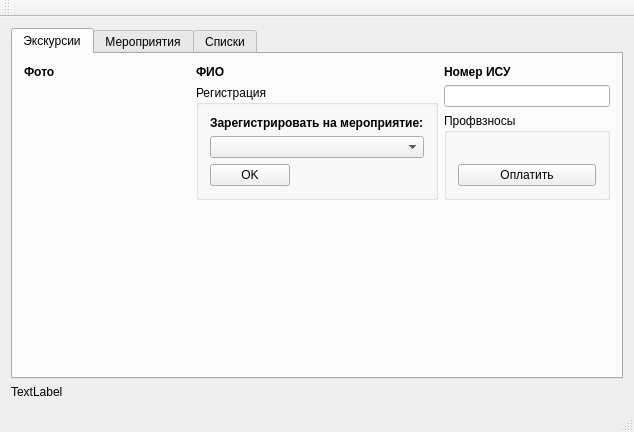
Before: the Qt Designer form profcom_cards/profkom.ui in egornevezhin/profcom_cards, drawn with Qt 5.
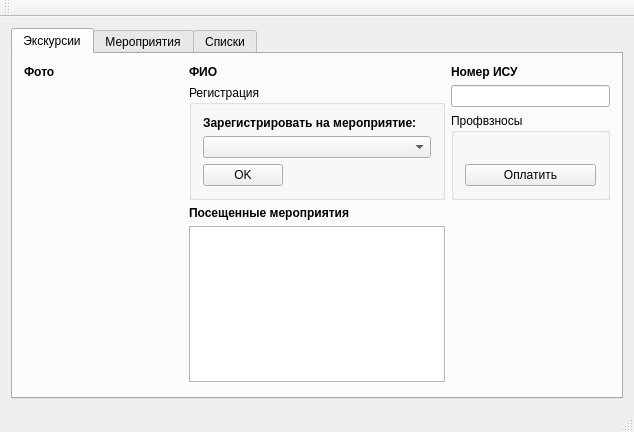
After: the same form once the commit is applied.

Commit message: Сделал вывод списка посещенных мероприятий.

```diff
--- a/profcom_cards/profkom.ui
+++ b/profcom_cards/profkom.ui
@@ -165,6 +165,22 @@
             </layout>
            </widget>
           </item>
+          <item>
+           <widget class="QLabel" name="label_9">
+            <property name="font">
+             <font>
+              <weight>75</weight>
+              <bold>true</bold>
+             </font>
+            </property>
+            <property name="text">
+             <string>Посещенные мероприятия</string>
+            </property>
+           </widget>
+          </item>
+          <item>
+           <widget class="QListWidget" name="visitedEventsList"/>
+          </item>
           <item>
            <spacer name="verticalSpacer_2">
             <property name="orientation">
@@ -407,13 +423,6 @@
       </widget>
      </widget>
     </item>
-    <item>
-     <widget class="QLabel" name="label_9">
-      <property name="text">
-       <string>TextLabel</string>
-      </property>
-     </widget>
-    </item>
    </layout>
   </widget>
   <widget class="QMenuBar" name="menuBar">
```
The commit also changes 2 other files.
